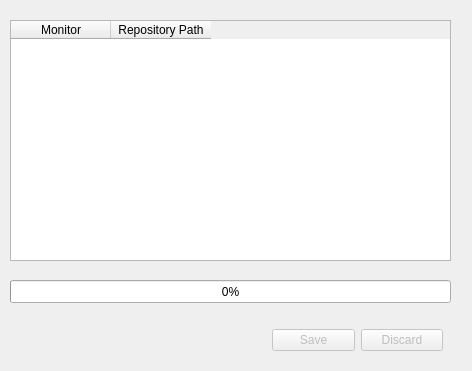
First picture: the form in Code/ui/repo_list.ui, repository azuresky2019/Git-Reporting-Tool, before the edit.
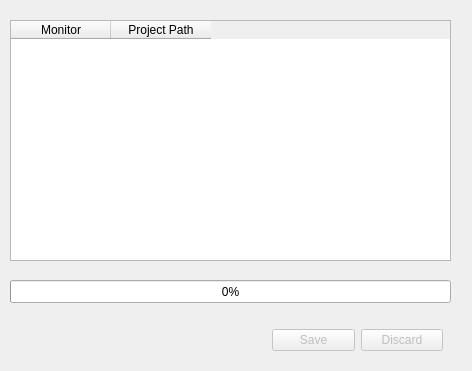
Second picture: the form after the edit.

The edit to the form file:
```diff
--- a/Code/ui/repo_list.ui
+++ b/Code/ui/repo_list.ui
@@ -29,7 +29,7 @@
    </column>
    <column>
     <property name="text">
-     <string>Repository Path</string>
+     <string>Project Path</string>
     </property>
    </column>
   </widget>
```
